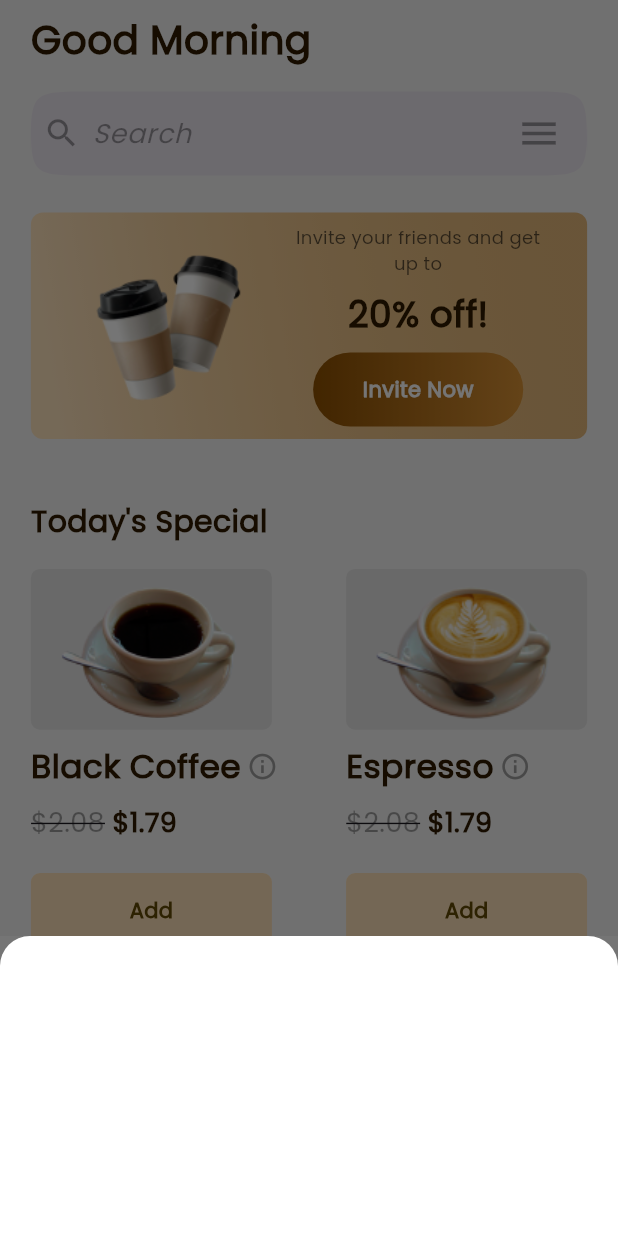
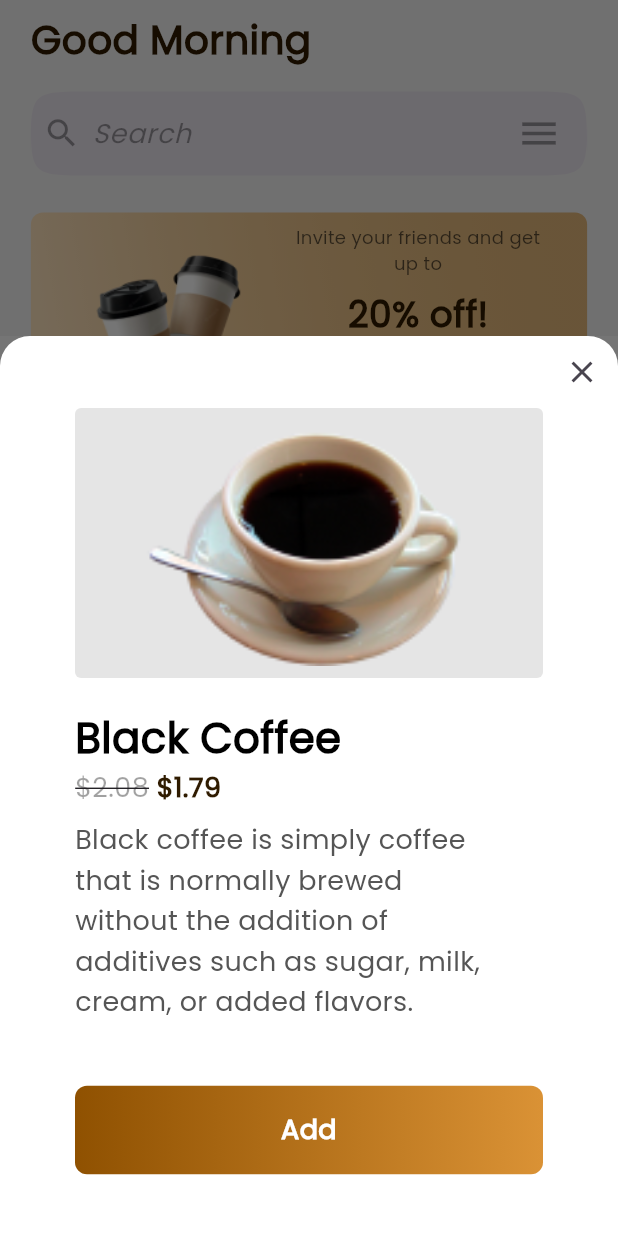
Before and after one commit to skfareeduddin/brewista, a Flutter app: the screen it shows after launch, after a tap on the "info outline" icon, on a phone screen of 412 x 824 dp. Run offline on Flutter 3.47's test engine with Material 3 defaults, Android fonts, the phone set to English and light mode, and no system bars; our stand-ins replace flutter_svg, sizer.

Commit message:
Completed info screen.

```diff
--- a/lib/screens/coffee_info.dart
+++ b/lib/screens/coffee_info.dart
@@ -1,8 +1,8 @@
+import 'package:brewista/screens/select_order.dart';
 import 'package:flutter/material.dart';
 
+import '../components/gradient_button.dart';
 import '../models/coffee.dart';
-
-//TODO: create the info screen
 
 class CoffeeInfoScreen extends StatelessWidget {
   static const id = "coffee-info-screen";
@@ -14,10 +14,9 @@ class CoffeeInfoScreen extends StatelessWidget {
   @override
   Widget build(BuildContext context) {
     return Container(
-      width: double.infinity,
-      height: 200,
       color: const Color(0xff757575),
       child: Container(
+        height: 600,
         decoration: const BoxDecoration(
           borderRadius: BorderRadius.only(
             topLeft: Radius.circular(20),
@@ -25,12 +24,122 @@ class CoffeeInfoScreen extends StatelessWidget {
           ),
           color: Colors.white,
         ),
-        child: const Padding(
-          padding: EdgeInsets.all(30.0),
-          child: Column(
-            mainAxisAlignment: MainAxisAlignment.start,
-            children: [],
-          ),
+        child: Column(
+          mainAxisAlignment: MainAxisAlignment.start,
+          children: [
+            Align(
+              alignment: Alignment.topRight,
+              child: IconButton(
+                onPressed: () {
+                  Navigator.pop(context);
+                },
+                icon: const Icon(Icons.close),
+              ),
+            ),
+            Padding(
+              padding:
+                  const EdgeInsets.only(bottom: 30.0, left: 50.0, right: 50.0),
+              child: Column(
+                crossAxisAlignment: CrossAxisAlignment.start,
+                children: [
+                  Container(
+                    width: double.infinity,
+                    height: 180,
+                    padding: const EdgeInsets.all(8.0),
+                    decoration: ShapeDecoration(
+                      color: const Color(0xFFE5E5E5),
+                      shape: RoundedRectangleBorder(
+                          borderRadius: BorderRadius.circular(4)),
+                    ),
+                    child: SizedBox(
+                      width: 200,
+                      height: 150,
+                      child: Image.asset(
+                        coffee.imagePath,
+                        fit: BoxFit.contain,
+                      ),
+                    ),
+                  ),
+                  const SizedBox(height: 20.0),
+                  Text(
+                    coffee.name,
+                    style: const TextStyle(
+                      color: Colors.black,
+                      fontSize: 28,
+                      fontFamily: 'Poppins',
+                      fontWeight: FontWeight.w600,
+                    ),
+                  ),
+                  Text.rich(
+                    TextSpan(
+                      children: [
+                        TextSpan(
+                          text: '\$${coffee.originalPrice}',
+                          style: TextStyle(
+                            fontFamily: 'Poppins',
+                            fontSize: 18.0,
+                            color: Colors.black.withOpacity(0.3700000047683716),
+                            decoration: TextDecoration.lineThrough,
+                          ),
+                        ),
+                        TextSpan(
+                          text: ' \$${coffee.discountPrice}',
+                          style: const TextStyle(
+                            fontFamily: 'Poppins',
+                            fontWeight: FontWeight.w600,
+                            color: Color(0xFF2F1B00),
+                            fontSize: 18.0,
+                          ),
+                        ),
+                      ],
+                    ),
+                  ),
+                  const SizedBox(height: 8.0),
+                  const SizedBox(
+                    width: 288.92,
+                    height: 137.83,
+                    child: Text(
+                      'Black coffee is simply coffee that is normally brewed without the addition of additives such as sugar, milk, cream, or added flavors.',
+                      style: TextStyle(
+                        color: Color(0xFF555555),
+                        fontSize: 18,
+                        fontFamily: 'Poppins',
+                        fontWeight: FontWeight.w400,
+                        height: 0,
+                      ),
+                    ),
+                  ),
+                  const SizedBox(height: 40.0),
+                  GradientButton(
+                    onPressed: () {
+                      Navigator.push(
+                        context,
+                        MaterialPageRoute(
+                          builder: (context) =>
+                              SelectOrderScreen(coffee: coffee),
+                        ),
+                      );
+                    },
+                    startingColor: const Color(0xFF8F5101),
+                    endingColor: const Color(0xFFDA9235),
+                    width: double.infinity,
+                    height: 59,
+                    borderRadius: BorderRadius.circular(8.0),
+                    child: const Text(
+                      'Add',
+                      textAlign: TextAlign.center,
+                      style: TextStyle(
+                        color: Colors.white,
+                        fontSize: 18,
+                        fontFamily: 'Poppins',
+                        fontWeight: FontWeight.w600,
+                      ),
+                    ),
+                  ),
+                ],
+              ),
+            ),
+          ],
         ),
       ),
     );
--- a/lib/screens/select_order.dart
+++ b/lib/screens/select_order.dart
@@ -72,9 +72,9 @@ class _SelectOrderScreenState extends State<SelectOrderScreen> {
 
     return SingleChildScrollView(
       child: Container(
-        height: 780,
         color: const Color(0xff757575),
         child: Container(
+          padding: const EdgeInsets.all(30.0),
           decoration: const BoxDecoration(
             borderRadius: BorderRadius.only(
               topLeft: Radius.circular(20),
@@ -82,8 +82,6 @@ class _SelectOrderScreenState extends State<SelectOrderScreen> {
             ),
             color: Colors.white,
           ),
-          child: Padding(
-            padding: const EdgeInsets.all(30.0),
           child: Column(
             mainAxisAlignment: MainAxisAlignment.start,
             children: [
@@ -418,7 +416,6 @@ class _SelectOrderScreenState extends State<SelectOrderScreen> {
           ),
         ),
       ),
-      ),
     );
   }
 }
```
Lines whose indentation alone changed are shown as unchanged.
